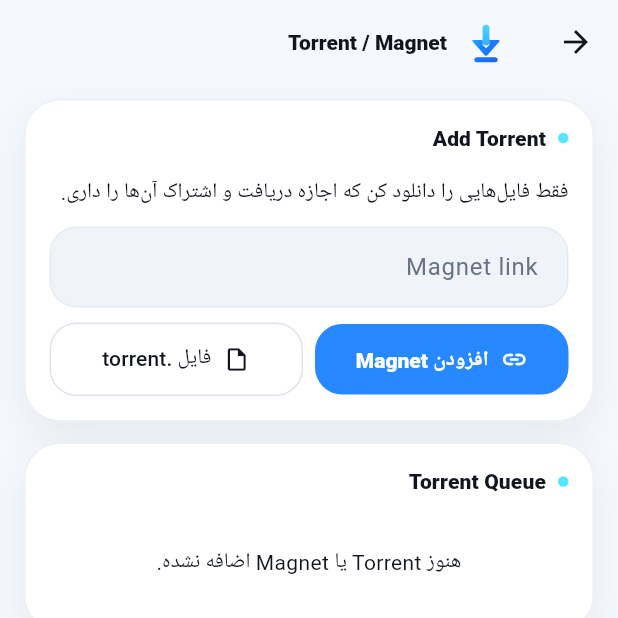
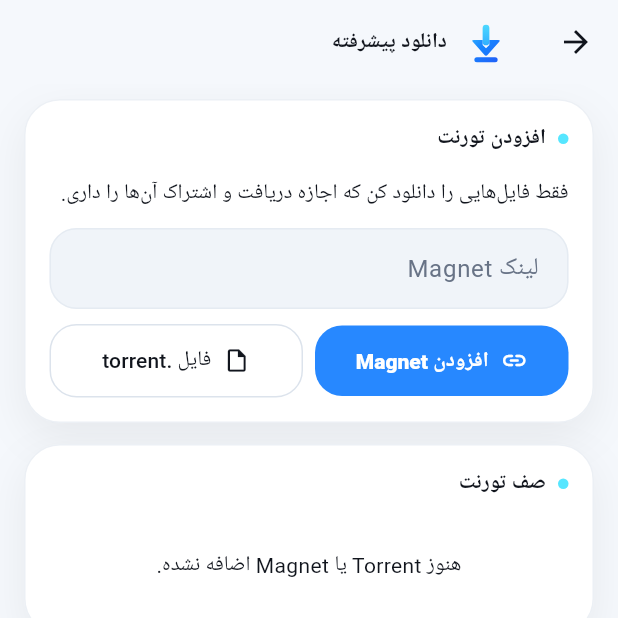
Before and after one commit to sahandse/tondro, a Flutter app: the TorrentPage screen opened directly, on a phone screen of 412 x 824 dp, the top half of it. Run offline on Flutter 3.47's test engine with Material 3 defaults, Android fonts, the light colour scheme and no system bars; our stand-ins replace file_picker, google_fonts, share_plus, shared_preferences, webview_flutter; missing offline and left inert: background_downloader, dtorrent_task_v2, home_widget, receive_sharing_intent; accounts and stored records are empty; Roboto replaces fonts that are missing (Vazirmatn); statements that could not run were skipped.

Commit message:
ui: modernize torrent page copy

```diff
--- a/lib/src/features/torrent/presentation/torrent_page.dart
+++ b/lib/src/features/torrent/presentation/torrent_page.dart
@@ -74,7 +74,7 @@ class _TorrentPageState extends State<TorrentPage> {
           children: [
             TondroLogo(size: 32),
             SizedBox(width: 10),
-            Text('Torrent / Magnet'),
+            Text('دانلود پیشرفته'),
           ],
         ),
       ),
@@ -82,7 +82,7 @@ class _TorrentPageState extends State<TorrentPage> {
         padding: const EdgeInsets.fromLTRB(16, 10, 16, 32),
         children: [
           XpWindowFrame(
-            title: 'Add Torrent',
+            title: 'افزودن تورنت',
             child: Column(
               crossAxisAlignment: CrossAxisAlignment.stretch,
               children: [
@@ -96,7 +96,7 @@ class _TorrentPageState extends State<TorrentPage> {
                   minLines: 1,
                   maxLines: 3,
                   decoration: const InputDecoration(
-                    labelText: 'Magnet link',
+                    labelText: 'لینک Magnet',
                     hintText: 'magnet:?xt=urn:btih:...',
                   ),
                 ),
@@ -126,7 +126,7 @@ class _TorrentPageState extends State<TorrentPage> {
           const SizedBox(height: 14),
           if (sessions.isEmpty)
             const XpWindowFrame(
-              title: 'Torrent Queue',
+              title: 'صف تورنت',
               child: Padding(
                 padding: EdgeInsets.all(18),
                 child: Text(
@@ -185,7 +185,7 @@ class _TorrentPageState extends State<TorrentPage> {
                                 ? null
                                 : () => _controller.stop(session.id),
                             icon: const Icon(Icons.stop_rounded),
-                            label: const Text('Stop'),
+                            label: const Text('توقف'),
                           ),
                         ],
                       ),
```
